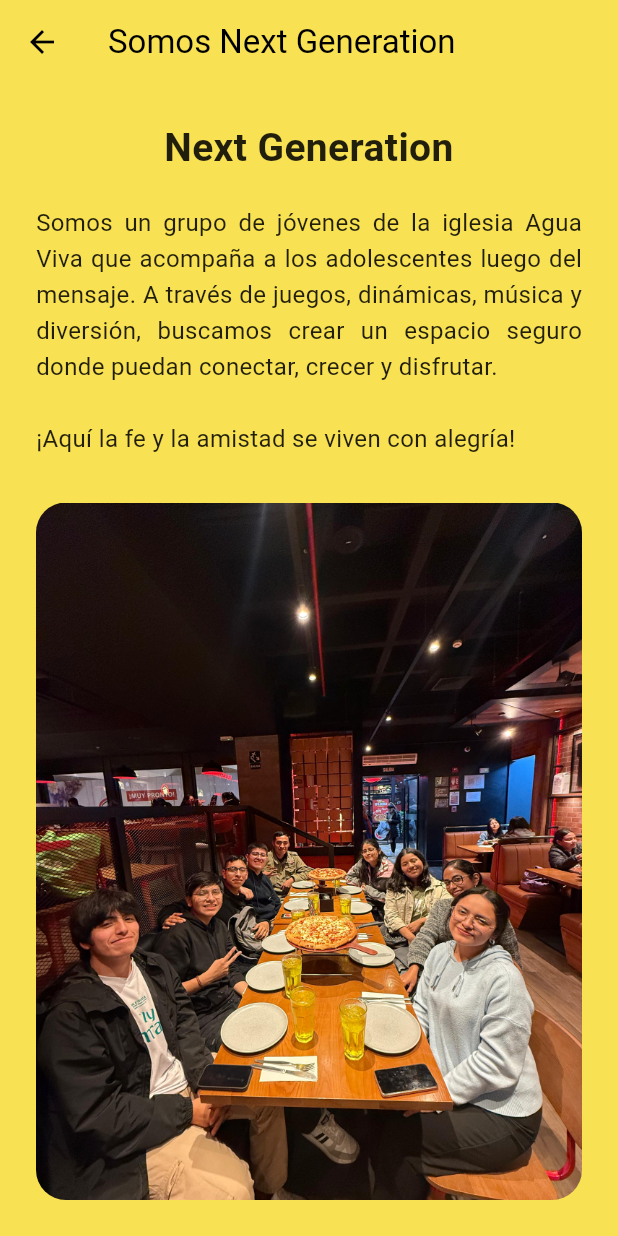
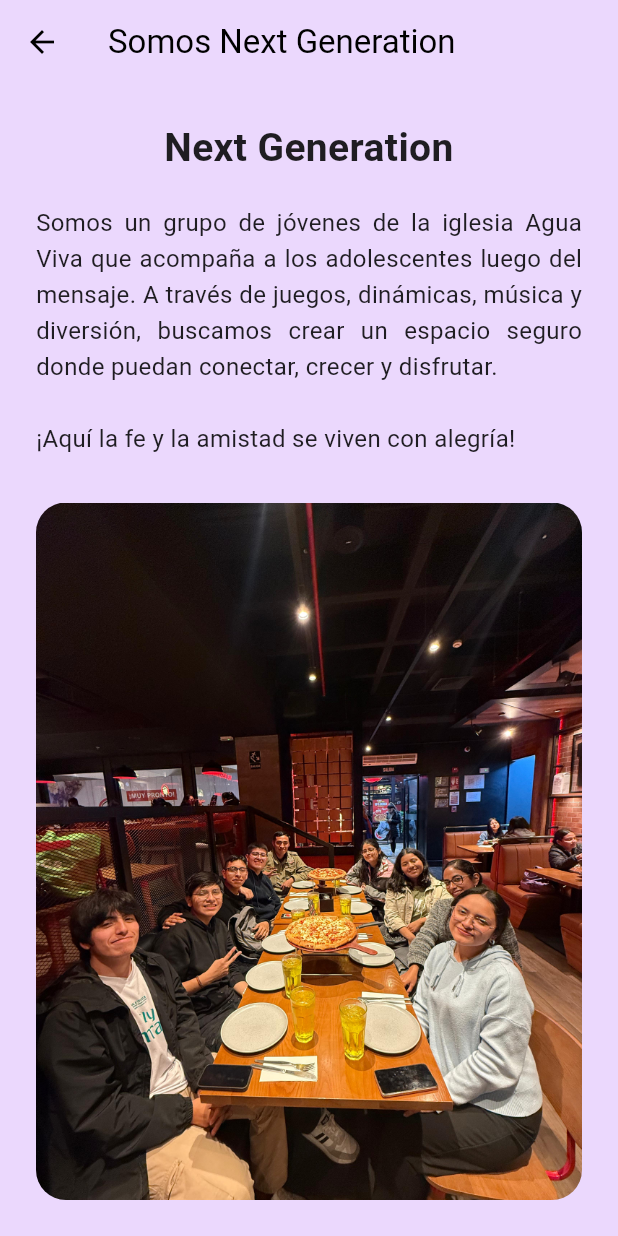
Before and after one commit to YorklinPunk/next_generation_app_fixed, a Flutter app: the WeAreScreen screen opened directly, on a phone screen of 412 x 824 dp. Run offline on Flutter 3.47's test engine with Material 3 defaults, Android fonts, the phone set to English and light mode, and no system bars; our stand-ins replace dio, dropdown_button2, lottie; missing offline and left inert: mongo_dart.

Commit message:
actualización en el lisatdo de programación

```diff
--- a/lib/db/mongo_database.dart
+++ b/lib/db/mongo_database.dart
@@ -1,4 +1,5 @@
 import 'package:mongo_dart/mongo_dart.dart';
+import 'package:next_generation_app_fixed/models/list_programming_model.dart';
 import '../models/programming_model.dart';
 import '../models/user_model.dart';
 import '../models/ministry_model.dart';
@@ -131,9 +132,9 @@ class MongoDatabase {
     }
   }
 
-  static Future<List<ProgrammingModel>> getAllProgrammings() async {
+  static Future<List<ListProgrammingModel>> getAllProgrammings() async {
     final result = await MongoDatabase.programmingCollection.find().toList();
-    return result.map((e) => ProgrammingModel.fromMap(e)).toList();
+    return result.map((e) => ListProgrammingModel.fromMap(e)).toList();
   }
 
   static Future<ProgrammingModel> latestOfCurrentWeek() async {
--- a/lib/screens/principal_menu/weare_screen.dart
+++ b/lib/screens/principal_menu/weare_screen.dart
@@ -6,10 +6,10 @@ class WeAreScreen extends StatelessWidget {
   @override
   Widget build(BuildContext context) {
     return Scaffold(
-      backgroundColor: const Color(0xFFf8e152),
+      backgroundColor: const Color(0xFFEBD8FD),
       appBar: AppBar(
         title: const Text("Somos Next Generation", style: TextStyle(color: Colors.black)),
-        backgroundColor: const Color(0xFFf8e152),
+        backgroundColor: const Color(0xFFEBD8FD),
         elevation: 0,
         iconTheme: const IconThemeData(color: Colors.black),
       ),
```
Also changed, not shown: lib/models/list_programming_model.dart (added, +29 -0 lines), lib/screens/principal_menu/programming_screen.dart (+3 -5 lines), 1 other file.
